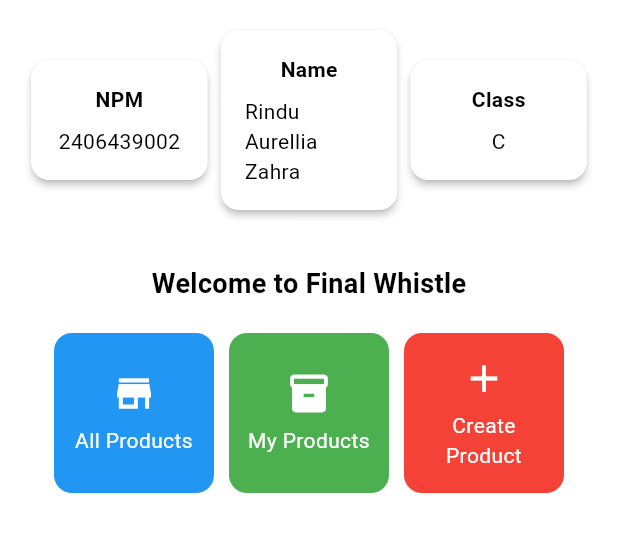
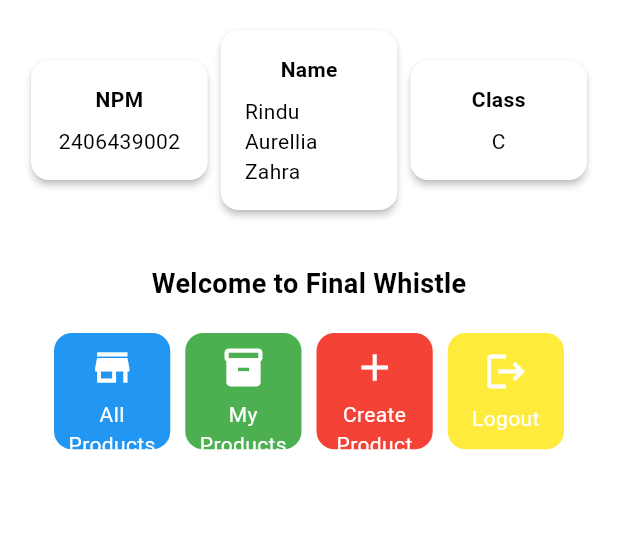
Before and after one commit to rinduaurellia/final_whistle_mobile, a Flutter app: the MyHomePage screen opened directly, on a phone screen of 412 x 824 dp, the part 84-636 px from its top. Run offline on Flutter 3.47's test engine with Material 3 defaults, Android fonts, the light colour scheme and no system bars; missing offline and left inert: pbp_django_auth.

Commit message:
Tugas 9 done

```diff
--- a/lib/screens/menu.dart
+++ b/lib/screens/menu.dart
@@ -13,6 +13,7 @@ class MyHomePage extends StatelessWidget {
     ItemHomepage("All Products", Icons.store, Colors.blue),
     ItemHomepage("My Products", Icons.inventory, Colors.green),
     ItemHomepage("Create Product", Icons.add, Colors.red),
+    ItemHomepage("Logout", Icons.logout, Colors.yellow)
   ];
 
     @override
@@ -77,7 +78,7 @@ class MyHomePage extends StatelessWidget {
                     padding: const EdgeInsets.all(20),
                     crossAxisSpacing: 10,
                     mainAxisSpacing: 10,
-                    crossAxisCount: 3,
+                    crossAxisCount: 4,
                     // Agar grid menyesuaikan tinggi kontennya.
                     shrinkWrap: true,
 
```
Also changed, not shown: lib/widgets/product_card.dart (+25 -1 lines).
